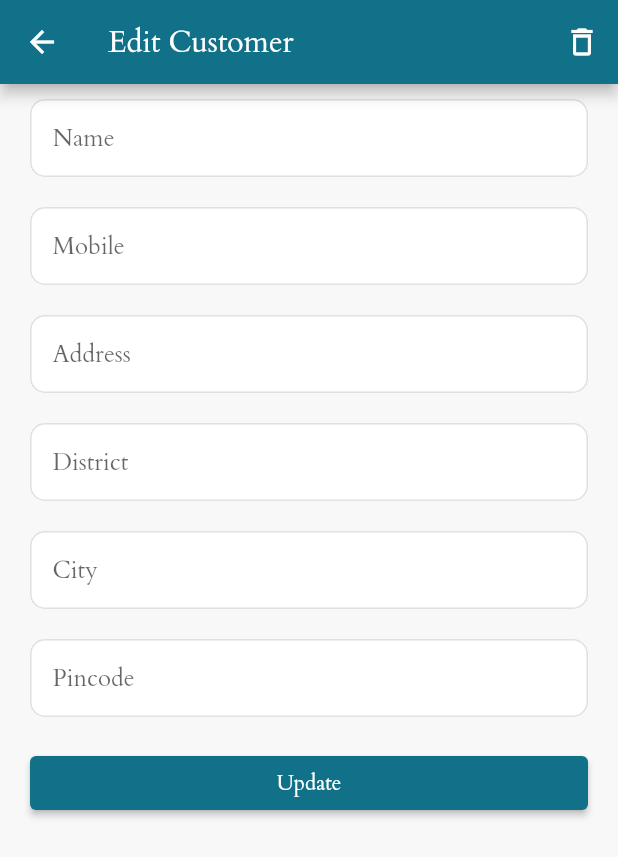
After one commit to aniket-yadav/automobile-service, a Flutter app: the EditCustomer screen opened by its route, after a tap on the "delete outline" icon, on a phone screen of 412 x 824 dp. The commit adds this screen. Shown: the top 857 px of the screen. Run offline on Flutter 3.47's test engine with Material 2 defaults, Android fonts, the phone set to English and light mode, and no system bars; our stand-ins replace firebase_core, google_maps_flutter, image_picker, jiffy, location, numberpicker and 3 more; missing offline and left inert: cashfree_pg, encrypt, syncfusion_flutter_xlsio; accounts and stored records are empty; network calls fail.

Commit message:
edit delete customer

```diff
--- a/lib/controller/data_controller.dart
+++ b/lib/controller/data_controller.dart
@@ -563,6 +563,43 @@ class DataController with ChangeNotifier {
     }
   }
 
+  editCustomer(
+      {String? id,
+      String? name,
+      String? mobile,
+      String? address,
+      String? district,
+      String? city,
+      String? pincode}) async {
+    Map<String, dynamic> body = {
+      "userid": id,
+      "name": name,
+      "mobile": mobile,
+      "address": address,
+      "district": district,
+      "city": city,
+      "pincode": pincode,
+    };
+
+    var res = await serviceCallPost(
+      body: body,
+      path: services.updateCustomerService,
+    );
+
+    print(res.statusCode);
+    print(res.body);
+
+    if (res.statusCode == 200) {
+      Response response = Response.fromJson(jsonDecode(res.body));
+      if (response.success == true) {
+        getCustomers();
+        Navigator.of(GlobalVariable.navState.currentContext!).pop();
+      }
+
+      snackBar(response.message ?? '', GlobalVariable.navState.currentContext!);
+    }
+  }
+
   OrderModel _order = OrderModel();
 
   OrderModel get order => _order;
@@ -946,6 +983,31 @@ class DataController with ChangeNotifier {
     }
   }
 
+  Future<void> deleteCustomer({required String id}) async {
+    Map<String, dynamic> body = {
+      "id": id,
+    };
+
+    var res = await serviceCallPost(
+      body: body,
+      path: services.deleteCustomer,
+    );
+
+    print(res.statusCode);
+    print(res.body);
+
+    if (res.statusCode == 200) {
+      if (user.role == Role.admin.name) {
+        getServiceCenters();
+      } else if (user.role == Role.manager.name) {
+        getMyCenterBooking();
+      }
+
+      Response response = Response.fromJson(jsonDecode(res.body));
+      snackBar(response.message ?? '', GlobalVariable.navState.currentContext!);
+    }
+  }
+
   reset() {
     user = User();
     feedBacks = [];
--- a/lib/route/routes.dart
+++ b/lib/route/routes.dart
@@ -6,6 +6,7 @@ import 'package:automobileservice/view/admin/add_service.dart';
 import 'package:automobileservice/view/admin/add_service_center.dart';
 
 import 'package:automobileservice/view/admin/admin_main_screen.dart';
+import 'package:automobileservice/view/admin/edit_customer.dart';
 import 'package:automobileservice/view/center_on_map.dart';
 import 'package:automobileservice/view/admin/center_selection_map.dart';
 import 'package:automobileservice/view/admin/customers.dart';
@@ -51,4 +52,5 @@ final Map<String, Widget Function(BuildContext)> routes = {
   OrderPreview.routeName: (_) => const OrderPreview(),
   MyBookings.routeName: (_) => const MyBookings(),
   MyCenterBookings.routeName: (_) => const MyCenterBookings(),
+  EditCustomer.routeName: (_) => const EditCustomer(),
 };
--- a/lib/service/services.dart
+++ b/lib/service/services.dart
@@ -32,3 +32,4 @@ const updateServiceCenter = "api/update_service_center.php";
 const deleteService = "api/delete_service.php";
 const updateService = "api/update_service.php";
 const updateOrder = "api/update_order.php";
+const deleteCustomer = "api/delete_customer.php";
--- a/lib/view/admin/customers.dart
+++ b/lib/view/admin/customers.dart
@@ -1,5 +1,6 @@
 import 'package:automobileservice/controller/data_controller.dart';
 import 'package:automobileservice/enum/roles.dart';
+import 'package:automobileservice/view/admin/edit_customer.dart';
 import 'package:automobileservice/view/admin/services.dart';
 import 'package:flutter/material.dart';
 import 'package:provider/provider.dart';
@@ -23,14 +24,19 @@ class _CustomersState extends State<Customers> {
           itemCount: dataController.customers.length,
           itemBuilder: (context, index) {
             return InkWell(
-              onTap: dataController.user.role == Role.manager.name
-                  ? () {
-                      dataController.order.customer =
-                          dataController.customers[index];
-                      dataController.order.center = dataController.myCenter;
-                      Navigator.of(context).pushNamed(Services.routeName);
-                    }
-                  : null,
+              onTap: () {
+                if (dataController.user.role == Role.manager.name) {
+                  dataController.order.customer =
+                      dataController.customers[index];
+
+                  dataController.order.center = dataController.myCenter;
+                  Navigator.of(context).pushNamed(Services.routeName);
+                }
+                if (dataController.user.role == Role.admin.name) {
+                  Navigator.of(context).pushNamed(EditCustomer.routeName,
+                      arguments: dataController.customers[index]);
+                }
+              },
               child: Card(
                 margin: const EdgeInsets.symmetric(
                   horizontal: 15.0,
--- /dev/null
+++ b/lib/view/admin/edit_customer.dart
@@ -0,0 +1,208 @@
+import 'package:automobileservice/controller/data_controller.dart';
+import 'package:automobileservice/model/customer_mode.dart';
+import 'package:flutter/material.dart';
+import 'package:flutter/services.dart';
+import 'package:provider/provider.dart';
+
+class EditCustomer extends StatefulWidget {
+  const EditCustomer({Key? key}) : super(key: key);
+  static const routeName = "/editCustomer";
+  @override
+  State<EditCustomer> createState() => _EditCustomerState();
+}
+
+class _EditCustomerState extends State<EditCustomer> {
+  final TextEditingController nameController = TextEditingController();
+  final TextEditingController mobileController = TextEditingController();
+  final TextEditingController addressController = TextEditingController();
+  final TextEditingController districtController = TextEditingController();
+  final TextEditingController cityController = TextEditingController();
+  final TextEditingController pincodeController = TextEditingController();
+  CustomerModel? _customerModel;
+  @override
+  void initState() {
+    WidgetsBinding.instance.addPostFrameCallback((timeStamp) {
+      _customerModel =
+          ModalRoute.of(context)?.settings.arguments as CustomerModel?;
+      if (_customerModel != null) {
+        setState(() {
+          nameController.text = _customerModel?.name ?? '';
+          mobileController.text = _customerModel?.mobile ?? '';
+          addressController.text = _customerModel?.address ?? '';
+          districtController.text = _customerModel?.district ?? '';
+          cityController.text = _customerModel?.city ?? '';
+          pincodeController.text = _customerModel?.pincode ?? '';
+        });
+      }
+    });
+    super.initState();
+  }
+
+  @override
+  Widget build(BuildContext context) {
+    final dataController = Provider.of<DataController>(context, listen: false);
+
+    return GestureDetector(
+      onTap: () {
+        FocusScope.of(context).requestFocus(FocusNode());
+      },
+      child: Scaffold(
+        appBar: AppBar(
+          title: const Text("Edit Customer"),
+          actions: [
+            IconButton(
+              onPressed: () {
+                if (_customerModel != null) {
+                  dataController
+                      .deleteCustomer(id: _customerModel?.customerid ?? '')
+                      .then((value) {
+                    Navigator.of(context).pop();
+                  });
+                }
+              },
+              icon: const Icon(Icons.delete_outline),
+            )
+          ],
+        ),
+        body: SingleChildScrollView(
+          child: Column(
+            children: [
+              Container(
+                margin: const EdgeInsets.symmetric(
+                  horizontal: 20.0,
+                  vertical: 10.0,
+                ),
+                child: TextField(
+                  controller: nameController,
+                  decoration: const InputDecoration(
+                    filled: true,
+                    hintText: "Name",
+                  ),
+                  inputFormatters: [
+                    FilteringTextInputFormatter.allow(
+                      RegExp("[a-zA-Z. ]"),
+                    ),
+                  ],
+                ),
+              ),
+              Container(
+                margin: const EdgeInsets.symmetric(
+                  horizontal: 20.0,
+                  vertical: 10.0,
+                ),
+                child: TextField(
+                  controller: mobileController,
+                  keyboardType: TextInputType.phone,
+                  inputFormatters: [
+                    FilteringTextInputFormatter.digitsOnly,
+                  ],
+                  decoration: const InputDecoration(
+                    filled: true,
+                    hintText: "Mobile",
+                    counterText: '',
+                  ),
+                  maxLength: 10,
+                ),
+              ),
+              Container(
+                margin: const EdgeInsets.symmetric(
+                  horizontal: 20.0,
+                  vertical: 10.0,
+                ),
+                child: TextField(
+                  controller: addressController,
+                  decoration: const InputDecoration(
+                    filled: true,
+                    hintText: "Address",
+                  ),
+                  inputFormatters: [
+                    FilteringTextInputFormatter.allow(
+                      RegExp("[a-zA-Z.0-9 ]"),
+                    ),
+                  ],
+                ),
+              ),
+              Container(
+                margin: const EdgeInsets.symmetric(
+                  horizontal: 20.0,
+                  vertical: 10.0,
+                ),
+                child: TextField(
+                  controller: districtController,
+                  decoration: const InputDecoration(
+                    filled: true,
+                    hintText: "District",
+                  ),
+                  inputFormatters: [
+                    FilteringTextInputFormatter.allow(
+                      RegExp("[a-zA-Z.0-9 ]"),
+                    ),
+                  ],
+                ),
+              ),
+              Container(
+                margin: const EdgeInsets.symmetric(
+                  horizontal: 20.0,
+                  vertical: 10.0,
+                ),
+                child: TextField(
+                  controller: cityController,
+                  decoration: const InputDecoration(
+                    filled: true,
+                    hintText: "City",
+                  ),
+                  inputFormatters: [
+                    FilteringTextInputFormatter.allow(
+                      RegExp("[a-zA-Z.0-9 ]"),
+                    ),
+                  ],
+                ),
+              ),
+              Container(
+                margin: const EdgeInsets.symmetric(
+                  horizontal: 20.0,
+                  vertical: 10.0,
+                ),
+                child: TextField(
+                  controller: pincodeController,
+                  decoration: const InputDecoration(
+                    filled: true,
+                    hintText: "Pincode",
+                  ),
+                ),
+              ),
+              Container(
+                width: double.infinity,
+                margin: const EdgeInsets.symmetric(
+                  horizontal: 20.0,
+                  vertical: 10.0,
+                ),
+                child: ElevatedButton(
+                  onPressed: () {
+                    var name = nameController.text.trim();
+                    var mobile = mobileController.text.trim();
+                    var address = addressController.text.trim();
+                    var district = districtController.text.trim();
+                    var city = cityController.text.trim();
+                    var pincode = pincodeController.text.trim();
+
+                    dataController.editCustomer(
+                      id: _customerModel?.customerid ?? '',
+                      address: address,
+                      city: city,
+                      district: district,
+                      mobile: mobile,
+                      name: name,
+                      pincode: pincode,
+                    );
+                  },
+                  child: const Text("Update"),
+                ),
+              ),
+            ],
+          ),
+        ),
+      ),
+    );
+  }
+}
```
